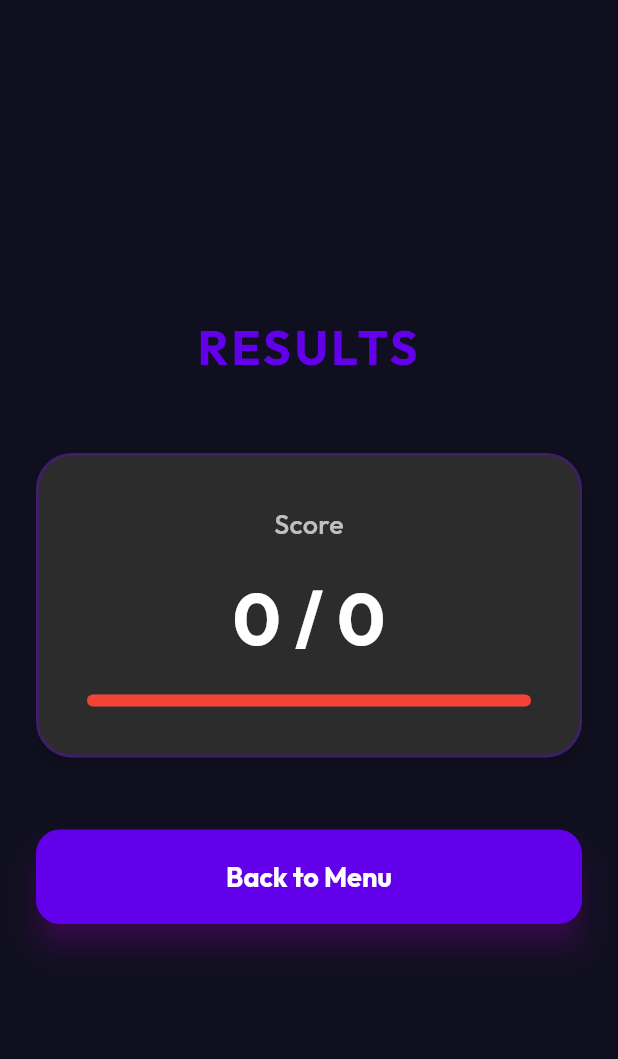
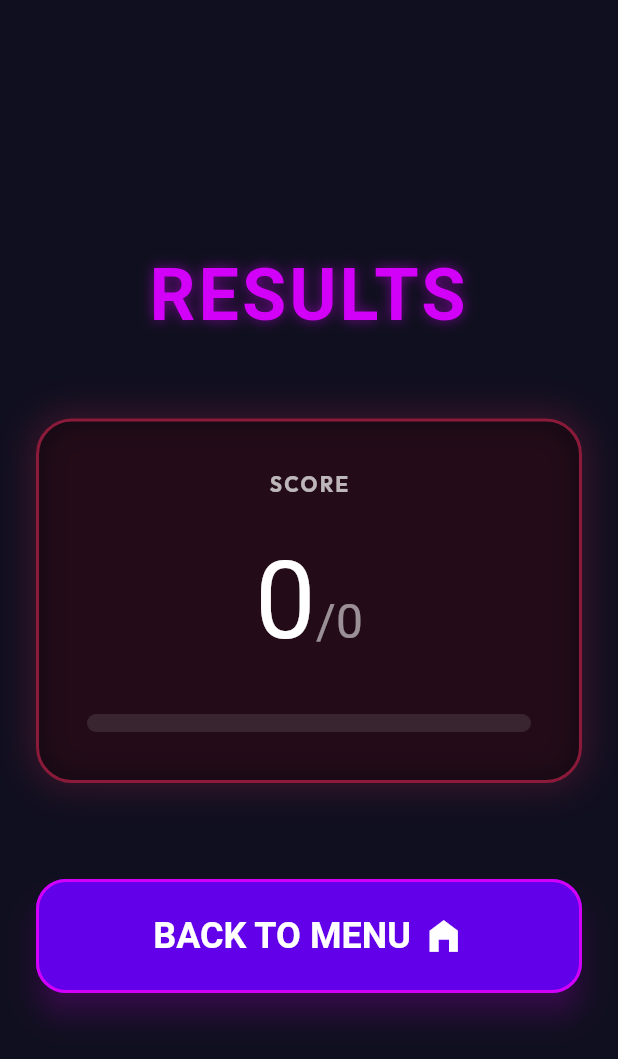
Before and after one commit to ric-hs/any-trivia, a Flutter app: the GameResultsView widget shown alone on an empty page, opened directly with empty values, on a phone screen of 412 x 824 dp. Shown: the top 1059 px of the screen. Run offline on Flutter 3.47's test engine with Material 3 defaults, Android fonts, the phone set to English and light mode, and no system bars; drawn by our look-alikes of flutter_animate; our stand-ins replace cloud_firestore, cloud_functions, device_info_plus, equatable, firebase_auth, firebase_core and 4 more; accounts and stored records are empty.

Commit message:
improves game result UI

```diff
--- a/lib/features/game/presentation/widgets/game_results_view.dart
+++ b/lib/features/game/presentation/widgets/game_results_view.dart
@@ -1,5 +1,7 @@
 import 'package:flutter/material.dart';
 import 'package:endless_trivia/l10n/app_localizations.dart';
+import 'package:flutter_animate/flutter_animate.dart';
+import 'package:google_fonts/google_fonts.dart';
 
 class GameResultsView extends StatelessWidget {
   final int score;
@@ -15,9 +17,11 @@ class GameResultsView extends StatelessWidget {
 
   @override
   Widget build(BuildContext context) {
-    final percentage = (score / totalQuestions) * 100;
+    final percentage = totalQuestions > 0 ? (score / totalQuestions) * 100 : 0.0;
+    final scoreColor = _getScoreColor(percentage);
 
     return Center(
+      child: SingleChildScrollView(
         child: Padding(
           padding: const EdgeInsets.all(24.0),
           child: Column(
@@ -26,92 +30,137 @@ class GameResultsView extends StatelessWidget {
             children: [
               Text(
                 AppLocalizations.of(context)!.resultsTitle,
-              style: TextStyle(
-                fontSize: 32,
+                style: GoogleFonts.rubikGlitch(
+                  fontSize: 48,
                   fontWeight: FontWeight.bold,
-                color: Theme.of(context).primaryColor,
+                  color: Theme.of(context).colorScheme.primary,
                   letterSpacing: 2.0,
+                  shadows: [
+                    Shadow(
+                      color: Theme.of(context).colorScheme.primary.withValues(alpha:0.5),
+                      blurRadius: 10,
+                      offset: const Offset(0, 0),
+                    ),
+                  ],
                 ),
                 textAlign: TextAlign.center,
-            ),
+              ).animate().fadeIn().shimmer(duration: 1500.ms, color: Colors.white24),
+
               const SizedBox(height: 48),
+
               Container(
                 padding: const EdgeInsets.all(32),
                 decoration: BoxDecoration(
-                color: const Color(0xFF2C2C2C),
+                  color: Colors.black45, // Glassmorphic base
                   borderRadius: BorderRadius.circular(24),
                   border: Border.all(
-                  color: Theme.of(context).primaryColor.withValues(alpha: 0.3),
+                    color: scoreColor.withValues(alpha:0.5),
                     width: 2,
                   ),
                   boxShadow: [
                     BoxShadow(
-                    color: Colors.black.withValues(alpha: 0.2),
-                    blurRadius: 10,
-                    offset: const Offset(0, 4),
+                      color: scoreColor.withValues(alpha:0.2),
+                      blurRadius: 20,
+                      spreadRadius: 2,
                     ),
                   ],
                 ),
                 child: Column(
                   children: [
                      Text(
-                    AppLocalizations.of(context)!.scoreLabel,
-                    style: const TextStyle(
-                      fontSize: 18,
+                      AppLocalizations.of(context)!.scoreLabel.toUpperCase(),
+                      style: GoogleFonts.outfit(
+                        fontSize: 14,
                         color: Colors.white70,
-                      fontWeight: FontWeight.w500,
+                        fontWeight: FontWeight.bold,
+                        letterSpacing: 1.5,
                       ),
                     ),
                     const SizedBox(height: 16),
+                    Row(
+                      mainAxisAlignment: MainAxisAlignment.center,
+                      crossAxisAlignment: CrossAxisAlignment.baseline,
+                      textBaseline: TextBaseline.alphabetic,
+                      children: [
                         Text(
-                    '$score / $totalQuestions',
-                    style: const TextStyle(
-                      fontSize: 48,
+                          '$score',
+                          style: GoogleFonts.rubikGlitch(
+                            fontSize: 72,
+                            color: Colors.white,
+                          ),
+                        ),
+                        Text(
+                          '/$totalQuestions',
+                          style: GoogleFonts.rubikGlitch(
+                            fontSize: 32,
+                            color: Colors.white54,
+                          ),
+                        ),
+                      ],
+                    ),
+                    const SizedBox(height: 24),
+                    ClipRRect(
+                      borderRadius: BorderRadius.circular(8),
+                      child: LinearProgressIndicator(
+                        value: percentage / 100,
+                        backgroundColor: Colors.white10,
+                        valueColor: AlwaysStoppedAnimation<Color>(scoreColor),
+                        minHeight: 12,
+                      ),
+                    ),
+                  ],
+                ),
+              ).animate().fadeIn().slideY(begin: 0.2, end: 0, duration: 600.ms),
+
+              const SizedBox(height: 64),
+
+              ElevatedButton(
+                style: ElevatedButton.styleFrom(
+                  padding: const EdgeInsets.symmetric(vertical: 24),
+                  backgroundColor: const Color(0xFF6200EA),
+                  shape: RoundedRectangleBorder(
+                    borderRadius: BorderRadius.circular(20),
+                    side: const BorderSide(color: Color(0xFFD300F9), width: 2),
+                  ),
+                  elevation: 8,
+                  shadowColor: const Color(0xFFD300F9).withValues(alpha:0.5),
+                ),
+                onPressed: onBackToMenu,
+                child: Row(
+                  mainAxisAlignment: MainAxisAlignment.center,
+                  children: [
+                    Text(
+                      AppLocalizations.of(context)!.backToMenu.toUpperCase(),
+                      style: GoogleFonts.rubikGlitch(
+                        fontSize: 24,
                         fontWeight: FontWeight.bold,
                         color: Colors.white,
                       ),
                     ),
-                  const SizedBox(height: 16),
-                  LinearProgressIndicator(
-                    value: percentage / 100,
-                    backgroundColor: Colors.grey.shade800,
-                    valueColor: AlwaysStoppedAnimation<Color>(
-                      _getScoreColor(percentage),
+                    const SizedBox(width: 8),
+                    const Icon(Icons.home_filled, size: 28),
+                  ],
                 ),
-                    minHeight: 8,
-                    borderRadius: BorderRadius.circular(4),
+              )
+              .animate(delay: 500.ms)
+              .fadeIn()
+              .scale()
+              .animate(onPlay: (controller) => controller.repeat(reverse: true))
+              .boxShadow(
+                begin: BoxShadow(color: const Color(0xFF6200EA).withValues(alpha:0.2), blurRadius: 4, spreadRadius: 0),
+                end: BoxShadow(color: const Color(0xFF6200EA).withValues(alpha:0.6), blurRadius: 12, spreadRadius: 4),
+                duration: 2.seconds,
               ),
             ],
           ),
-            ),
-            const SizedBox(height: 48),
-            ElevatedButton(
-              style: ElevatedButton.styleFrom(
-                padding: const EdgeInsets.symmetric(vertical: 20),
-                backgroundColor: Theme.of(context).primaryColor,
-                shape: RoundedRectangleBorder(
-                  borderRadius: BorderRadius.circular(16),
-                ),
-              ),
-              onPressed: onBackToMenu,
-              child: Text(
-                AppLocalizations.of(context)!.backToMenu,
-                style: const TextStyle(
-                  fontSize: 18,
-                  fontWeight: FontWeight.bold,
-                  color: Colors.white,
-                ),
-              ),
-            ),
-          ],
         ),
       ),
     );
   }
 
   Color _getScoreColor(double percentage) {
-    if (percentage >= 80) return Colors.green;
-    if (percentage >= 50) return Colors.orange;
-    return Colors.red;
+    if (percentage >= 80) return const Color(0xFF00C853); // Neon Green
+    if (percentage >= 50) return const Color(0xFFFFAB00); // Neon Amber
+    return const Color(0xFFFF2B5E); // Neon Red
   }
 }
```
Lines whose indentation alone changed are shown as unchanged.
